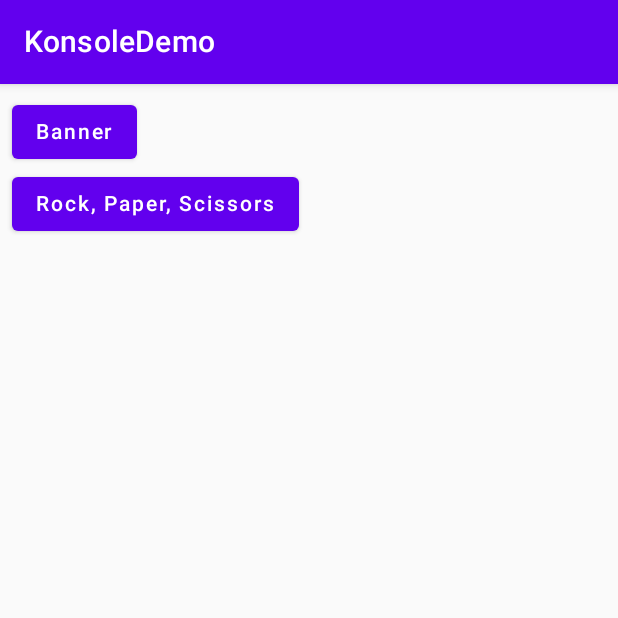
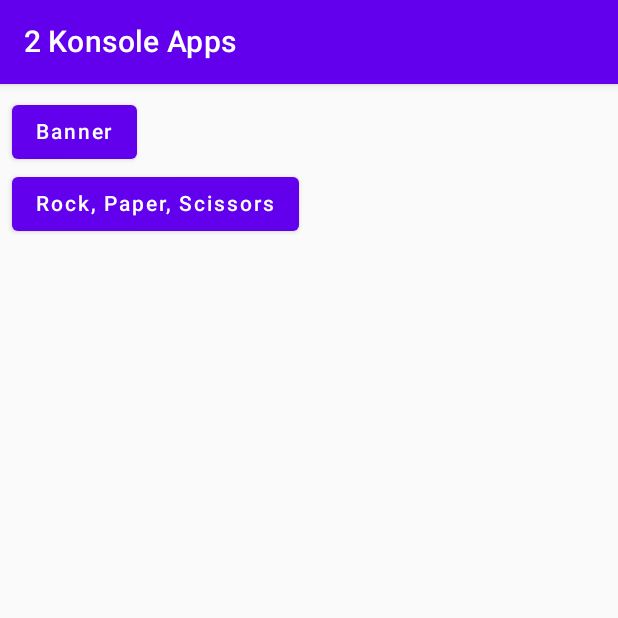
Before and after one commit to kobjects/konsole, an Android app built with Jetpack Compose: the screen it shows after launch (MainActivity), on a phone screen of 412 x 824 dp, the top half of it. Run offline under Robolectric (Android 15) with nearby library versions, the phone set to English and light mode, and no system bars.

Commit message:
demos package

```diff
--- a/androidApp/src/main/java/org/kobjects/konsole/android/MainActivity.kt
+++ b/androidApp/src/main/java/org/kobjects/konsole/android/MainActivity.kt
@@ -1,33 +1,20 @@
 package org.kobjects.konsole.android
 
 import android.os.Bundle
-import android.view.View
 import androidx.activity.compose.setContent
 import androidx.appcompat.app.AppCompatActivity
-import androidx.compose.foundation.layout.Arrangement
 import androidx.compose.foundation.layout.Column
 import androidx.compose.foundation.layout.fillMaxSize
 import androidx.compose.foundation.layout.padding
 import androidx.compose.foundation.lazy.LazyColumn
 import androidx.compose.foundation.lazy.items
 import androidx.compose.material.*
-import androidx.compose.material.icons.Icons
-import androidx.compose.material.icons.filled.ArrowBack
-import androidx.compose.material.icons.filled.Forum
 import androidx.compose.runtime.Composable
-import androidx.compose.runtime.mutableStateOf
-import androidx.compose.ui.Alignment
 import androidx.compose.ui.Modifier
 import androidx.compose.ui.unit.dp
-import androidx.lifecycle.ViewModel
-import androidx.lifecycle.viewModelScope
-import kotlinx.coroutines.delay
-import kotlinx.coroutines.launch
-import org.kobjects.konsole.Konsole
 import org.kobjects.konsole.compose.ComposeKonsole
 import org.kobjects.konsole.compose.RenderKonsole
-import demo.Demo
-import kotlin.coroutines.CoroutineContext
+import org.kobjects.konsole.demo.Demo
 
 
 class MainActivity : AppCompatActivity() {
@@ -63,7 +50,7 @@ class MainActivity : AppCompatActivity() {
     fun RenderMenu() {
         Column() {
             TopAppBar(
-                title = { Text(text = "KonsoleDemo")})
+                title = { Text(text = "${Demo.ALL.size} Konsole Apps")})
             LazyColumn(
                 Modifier
                     .padding(8.dp)
--- a/shared/src/commonMain/kotlin/demo/Demo.kt
+++ b/shared/src/commonMain/kotlin/org/kobjects/konsole/demo/Demo.kt
@@ -1,6 +1,6 @@
-package demo
+package org.kobjects.konsole.demo
 
-import demo.banner.banner
+import org.kobjects.konsole.demo.banner.banner
 import org.kobjects.konsole.Konsole
 import rockPaperScissors
 
--- a/shared/src/commonMain/kotlin/demo/banner/Banner.kt
+++ b/shared/src/commonMain/kotlin/org/kobjects/konsole/demo/banner/Banner.kt
@@ -1,4 +1,4 @@
-package demo.banner
+package org.kobjects.konsole.demo.banner
 
 import org.kobjects.konsole.Konsole
 
```
Also changed, not shown: shared/src/commonMain/kotlin/org/kobjects/konsole/demo/rockpaperscissors/RockPaperScissors.kt (renamed from shared/src/commonMain/kotlin/demo/rockpaperscissors/RockPaperScissors.kt).
